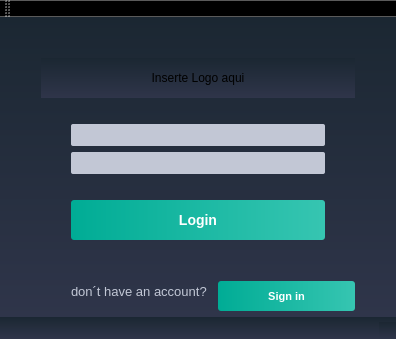
First picture: the form in Hermes_GUI/loginwindow.ui, repository gustavo-dgs/Hermes, before the edit.
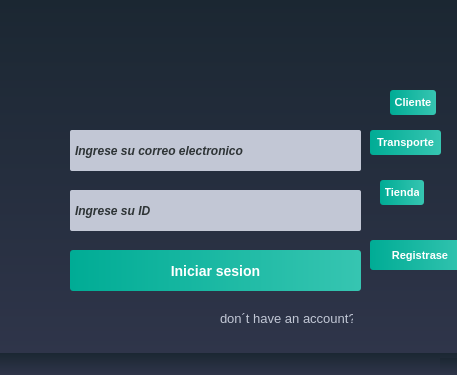
Second picture: the form after the edit. Icons and pictures are not drawn.

Patch:
```diff
--- a/Hermes_GUI/loginwindow.ui
+++ b/Hermes_GUI/loginwindow.ui
@@ -2,12 +2,18 @@
 <ui version="4.0">
  <class>LoginWindow</class>
  <widget class="QMainWindow" name="LoginWindow">
+  <property name="windowModality">
+   <enum>Qt::ApplicationModal</enum>
+  </property>
+  <property name="enabled">
+   <bool>true</bool>
+  </property>
   <property name="geometry">
    <rect>
     <x>0</x>
     <y>0</y>
-    <width>396</width>
-    <height>339</height>
+    <width>457</width>
+    <height>375</height>
    </rect>
   </property>
   <property name="windowTitle">
@@ -28,47 +34,217 @@
      <verstretch>0</verstretch>
     </sizepolicy>
    </property>
-   <layout class="QVBoxLayout" name="verticalLayout_4">
-    <item>
-     <layout class="QVBoxLayout" name="verticalLayout_2">
-      <property name="leftMargin">
-       <number>30</number>
-      </property>
-      <property name="topMargin">
-       <number>30</number>
-      </property>
-      <property name="rightMargin">
-       <number>30</number>
-      </property>
-      <property name="bottomMargin">
-       <number>30</number>
-      </property>
-      <item>
-       <widget class="QLabel" name="label_3">
+   <widget class="QPushButton" name="botonRegistro">
+    <property name="geometry">
+     <rect>
+      <x>370</x>
+      <y>240</y>
+      <width>100</width>
+      <height>30</height>
+     </rect>
+    </property>
+    <property name="sizePolicy">
+     <sizepolicy hsizetype="Minimum" vsizetype="Minimum">
+      <horstretch>0</horstretch>
+      <verstretch>0</verstretch>
+     </sizepolicy>
+    </property>
+    <property name="minimumSize">
+     <size>
+      <width>100</width>
+      <height>30</height>
+     </size>
+    </property>
+    <property name="maximumSize">
+     <size>
+      <width>200</width>
+      <height>20</height>
+     </size>
+    </property>
+    <property name="layoutDirection">
+     <enum>Qt::RightToLeft</enum>
+    </property>
+    <property name="styleSheet">
+     <string notr="true">QPushButton
+{
+	background-color: qlineargradient(spread:pad, x1:0, y1:0.511, x2:1, y2:0.511, stop:0 rgba(0, 172, 149, 255),stop:0.995192 rgba(54, 197, 177, 255));
+	color: #fff;
+	font-size: 11px;
+	font-weight: bold;
+	border: none;
+	border-radius: 3px;
+	padding: 5px;
+
+}</string>
+    </property>
         <property name="text">
-         <string>Inserte Logo aqui</string>
+     <string>Registrase</string>
+    </property>
+   </widget>
+   <widget class="QLineEdit" name="cajetinCorreo">
+    <property name="geometry">
+     <rect>
+      <x>70</x>
+      <y>130</y>
+      <width>291</width>
+      <height>41</height>
+     </rect>
+    </property>
+    <property name="sizePolicy">
+     <sizepolicy hsizetype="Minimum" vsizetype="Preferred">
+      <horstretch>0</horstretch>
+      <verstretch>0</verstretch>
+     </sizepolicy>
+    </property>
+    <property name="maximumSize">
+     <size>
+      <width>1500</width>
+      <height>60</height>
+     </size>
+    </property>
+    <property name="font">
+     <font>
+      <weight>75</weight>
+      <italic>true</italic>
+      <bold>true</bold>
+     </font>
+    </property>
+    <property name="styleSheet">
+     <string notr="true">QLineEdit
+{
+	background-color: #c2c7d5;
+	
+	
+	color: rgb(46, 52, 54);
+	font-weight: bold;
+	border: none;
+	border-radius: 2px;
+	padding: 3px;
+
+}</string>
+    </property>
+    <property name="text">
+     <string>Ingrese su correo electronico</string>
+    </property>
+    <property name="alignment">
+     <set>Qt::AlignLeading|Qt::AlignLeft|Qt::AlignVCenter</set>
+    </property>
+   </widget>
+   <widget class="QLineEdit" name="cajetinID">
+    <property name="geometry">
+     <rect>
+      <x>70</x>
+      <y>190</y>
+      <width>291</width>
+      <height>41</height>
+     </rect>
+    </property>
+    <property name="sizePolicy">
+     <sizepolicy hsizetype="Minimum" vsizetype="Preferred">
+      <horstretch>0</horstretch>
+      <verstretch>0</verstretch>
+     </sizepolicy>
+    </property>
+    <property name="maximumSize">
+     <size>
+      <width>1500</width>
+      <height>60</height>
+     </size>
+    </property>
+    <property name="font">
+     <font>
+      <weight>75</weight>
+      <italic>true</italic>
+      <bold>true</bold>
+     </font>
+    </property>
+    <property name="layoutDirection">
+     <enum>Qt::LeftToRight</enum>
+    </property>
+    <property name="styleSheet">
+     <string notr="true">QLineEdit
+{
+	background-color: #c2c7d5;
+	
+	color: rgb(46, 52, 54);
+	font-weight: bold;
+	border: none;
+	border-radius: 2px;
+	padding: 3px;
+
+}</string>
+    </property>
+    <property name="text">
+     <string>Ingrese su ID</string>
+    </property>
+    <property name="alignment">
+     <set>Qt::AlignLeading|Qt::AlignLeft|Qt::AlignVCenter</set>
+    </property>
+   </widget>
+   <widget class="QLabel" name="label">
+    <property name="geometry">
+     <rect>
+      <x>90</x>
+      <y>10</y>
+      <width>300</width>
+      <height>90</height>
+     </rect>
+    </property>
+    <property name="sizePolicy">
+     <sizepolicy hsizetype="Minimum" vsizetype="Preferred">
+      <horstretch>0</horstretch>
+      <verstretch>0</verstretch>
+     </sizepolicy>
+    </property>
+    <property name="minimumSize">
+     <size>
+      <width>0</width>
+      <height>90</height>
+     </size>
+    </property>
+    <property name="maximumSize">
+     <size>
+      <width>16777215</width>
+      <height>90</height>
+     </size>
+    </property>
+    <property name="font">
+     <font>
+      <pointsize>-1</pointsize>
+      <weight>75</weight>
+      <bold>true</bold>
+     </font>
+    </property>
+    <property name="styleSheet">
+     <string notr="true">QLabel
+{
+	background-color: transparent;
+	color: #e62b03;
+	font-size: 50px;
+	font-weight: bold;
+
+
+}</string>
+    </property>
+    <property name="text">
+     <string/>
+    </property>
+    <property name="pixmap">
+     <pixmap resource="hermes_imagenes.qrc">:/Logo oficial Hermes(2).png</pixmap>
         </property>
         <property name="alignment">
          <set>Qt::AlignCenter</set>
         </property>
        </widget>
-      </item>
-      <item>
-       <layout class="QVBoxLayout" name="verticalLayout">
-        <property name="leftMargin">
-         <number>30</number>
-        </property>
-        <property name="topMargin">
-         <number>20</number>
-        </property>
-        <property name="rightMargin">
-         <number>30</number>
-        </property>
-        <property name="bottomMargin">
-         <number>20</number>
-        </property>
-        <item>
-         <widget class="QLineEdit" name="lineEdit_2">
+   <widget class="QPushButton" name="botonInicioSesion">
+    <property name="geometry">
+     <rect>
+      <x>70</x>
+      <y>250</y>
+      <width>291</width>
+      <height>41</height>
+     </rect>
+    </property>
           <property name="sizePolicy">
            <sizepolicy hsizetype="Minimum" vsizetype="Preferred">
             <horstretch>0</horstretch>
@@ -78,82 +254,19 @@
           <property name="maximumSize">
            <size>
             <width>1500</width>
-            <height>60</height>
-           </size>
-          </property>
-          <property name="styleSheet">
-           <string notr="true">QLineEdit
-{
-	background-color: #c2c7d5;
-	color: #000;
-	font-weight: bold;
-	border: none;
-	border-radius: 2px;
-	padding: 3px;
-
-}</string>
-          </property>
-          <property name="alignment">
-           <set>Qt::AlignLeading|Qt::AlignLeft|Qt::AlignVCenter</set>
-          </property>
-         </widget>
-        </item>
-        <item>
-         <widget class="QLineEdit" name="lineEdit">
-          <property name="sizePolicy">
-           <sizepolicy hsizetype="Minimum" vsizetype="Preferred">
-            <horstretch>0</horstretch>
-            <verstretch>0</verstretch>
-           </sizepolicy>
-          </property>
-          <property name="maximumSize">
+      <height>50</height>
+     </size>
+    </property>
+    <property name="sizeIncrement">
            <size>
-            <width>1500</width>
-            <height>60</height>
-           </size>
-          </property>
-          <property name="layoutDirection">
-           <enum>Qt::LeftToRight</enum>
-          </property>
-          <property name="styleSheet">
-           <string notr="true">QLineEdit
-{
-	background-color: #c2c7d5;
-	color: #000;
-	font-weight: bold;
-	border: none;
-	border-radius: 2px;
-	padding: 3px;
-
-}</string>
-          </property>
-          <property name="alignment">
-           <set>Qt::AlignLeading|Qt::AlignLeft|Qt::AlignVCenter</set>
-          </property>
-         </widget>
-        </item>
-       </layout>
-      </item>
-      <item>
-       <layout class="QVBoxLayout" name="verticalLayout_3">
-        <property name="leftMargin">
-         <number>30</number>
-        </property>
-        <property name="rightMargin">
-         <number>30</number>
-        </property>
-        <item>
-         <widget class="QPushButton" name="pushButton">
-          <property name="sizePolicy">
-           <sizepolicy hsizetype="Minimum" vsizetype="Preferred">
-            <horstretch>0</horstretch>
-            <verstretch>0</verstretch>
-           </sizepolicy>
-          </property>
-          <property name="maximumSize">
+      <width>0</width>
+      <height>50</height>
+     </size>
+    </property>
+    <property name="baseSize">
            <size>
-            <width>1500</width>
-            <height>100</height>
+      <width>50</width>
+      <height>50</height>
            </size>
           </property>
           <property name="font">
@@ -177,7 +290,7 @@
 }</string>
           </property>
           <property name="text">
-           <string>Login</string>
+     <string>Iniciar sesion</string>
           </property>
           <property name="iconSize">
            <size>
@@ -186,34 +299,41 @@
            </size>
           </property>
          </widget>
-        </item>
-       </layout>
-      </item>
-      <item>
-       <layout class="QVBoxLayout" name="verticalLayout_6">
-        <property name="spacing">
-         <number>0</number>
-        </property>
-        <property name="leftMargin">
-         <number>20</number>
-        </property>
-       </layout>
-      </item>
-     </layout>
-    </item>
-    <item>
-     <layout class="QHBoxLayout" name="horizontalLayout">
-      <property name="spacing">
-       <number>10</number>
-      </property>
-      <property name="leftMargin">
-       <number>60</number>
-      </property>
-      <property name="rightMargin">
-       <number>30</number>
-      </property>
-      <item>
+   <widget class="QPushButton" name="pushButton_5">
+    <property name="geometry">
+     <rect>
+      <x>370</x>
+      <y>130</y>
+      <width>71</width>
+      <height>25</height>
+     </rect>
+    </property>
+    <property name="styleSheet">
+     <string notr="true">QPushButton
+{
+	background-color: qlineargradient(spread:pad, x1:0, y1:0.511, x2:1, y2:0.511, stop:0 rgba(0, 172, 149, 255),stop:0.995192 rgba(54, 197, 177, 255));
+	color: #fff;
+	font-size: 11px;
+	font-weight: bold;
+	border: none;
+	border-radius: 3px;
+	padding: 5px;
+
+}</string>
+    </property>
+    <property name="text">
+     <string>Transporte</string>
+    </property>
+   </widget>
        <widget class="QLabel" name="label_2">
+    <property name="geometry">
+     <rect>
+      <x>220</x>
+      <y>310</y>
+      <width>133</width>
+      <height>17</height>
+     </rect>
+    </property>
         <property name="sizePolicy">
          <sizepolicy hsizetype="Minimum" vsizetype="Preferred">
           <horstretch>0</horstretch>
@@ -245,30 +365,15 @@
          <string>don´t have an account?</string>
         </property>
        </widget>
-      </item>
-      <item>
-       <widget class="QPushButton" name="pushButton_2">
-        <property name="sizePolicy">
-         <sizepolicy hsizetype="Minimum" vsizetype="Minimum">
-          <horstretch>0</horstretch>
-          <verstretch>0</verstretch>
-         </sizepolicy>
-        </property>
-        <property name="minimumSize">
-         <size>
-          <width>100</width>
-          <height>30</height>
-         </size>
-        </property>
-        <property name="maximumSize">
-         <size>
-          <width>200</width>
-          <height>20</height>
-         </size>
-        </property>
-        <property name="layoutDirection">
-         <enum>Qt::RightToLeft</enum>
-        </property>
+   <widget class="QPushButton" name="pushButton_4">
+    <property name="geometry">
+     <rect>
+      <x>380</x>
+      <y>180</y>
+      <width>44</width>
+      <height>25</height>
+     </rect>
+    </property>
         <property name="styleSheet">
          <string notr="true">QPushButton
 {
@@ -283,43 +388,35 @@
 }</string>
         </property>
         <property name="text">
-         <string>Sign in</string>
-        </property>
-       </widget>
-      </item>
-     </layout>
-    </item>
-   </layout>
-  </widget>
-  <widget class="QMenuBar" name="menuBar">
+     <string>Tienda</string>
+    </property>
+   </widget>
+   <widget class="QPushButton" name="pushButton_3">
    <property name="geometry">
     <rect>
-     <x>0</x>
-     <y>0</y>
-     <width>396</width>
-     <height>27</height>
-    </rect>
-   </property>
-  </widget>
-  <widget class="QToolBar" name="mainToolBar">
-   <property name="sizePolicy">
-    <sizepolicy hsizetype="Minimum" vsizetype="Preferred">
-     <horstretch>0</horstretch>
-     <verstretch>0</verstretch>
-    </sizepolicy>
-   </property>
-   <property name="maximumSize">
-    <size>
-     <width>1500</width>
-     <height>40</height>
-    </size>
-   </property>
-   <attribute name="toolBarArea">
-    <enum>TopToolBarArea</enum>
-   </attribute>
-   <attribute name="toolBarBreak">
-    <bool>false</bool>
-   </attribute>
+      <x>390</x>
+      <y>90</y>
+      <width>46</width>
+      <height>25</height>
+     </rect>
+    </property>
+    <property name="styleSheet">
+     <string notr="true">QPushButton
+{
+	background-color: qlineargradient(spread:pad, x1:0, y1:0.511, x2:1, y2:0.511, stop:0 rgba(0, 172, 149, 255),stop:0.995192 rgba(54, 197, 177, 255));
+	color: #fff;
+	font-size: 11px;
+	font-weight: bold;
+	border: none;
+	border-radius: 3px;
+	padding: 5px;
+
+}</string>
+    </property>
+    <property name="text">
+     <string>Cliente</string>
+    </property>
+   </widget>
   </widget>
   <widget class="QStatusBar" name="statusBar"/>
  </widget>
```
Left out of the diff: 4 changed lines with no effect on the pictures. Lines whose indentation alone changed are shown as unchanged.
